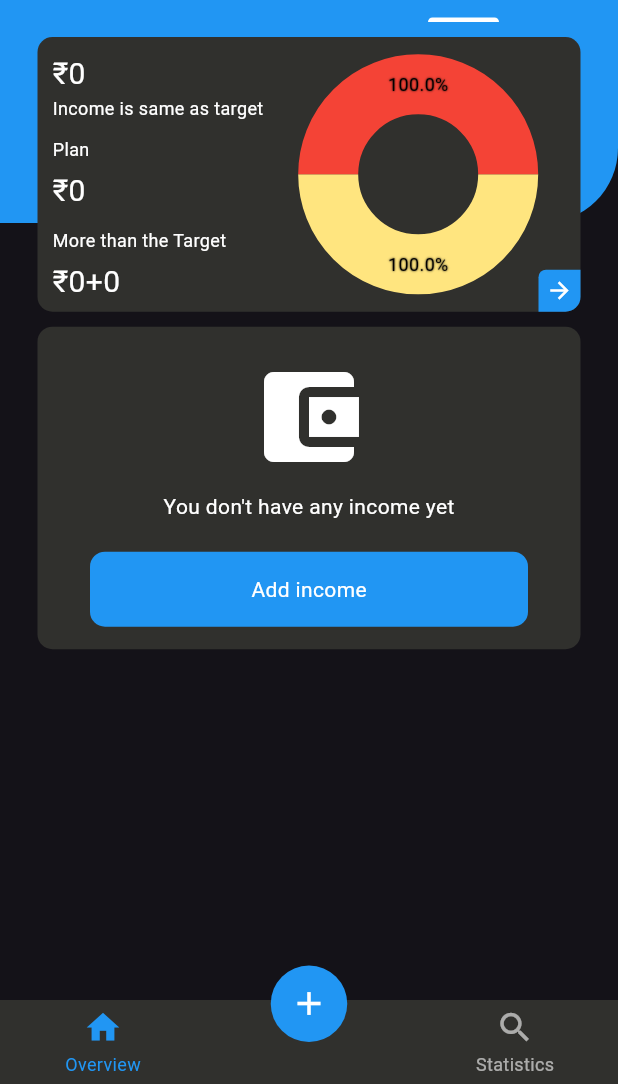
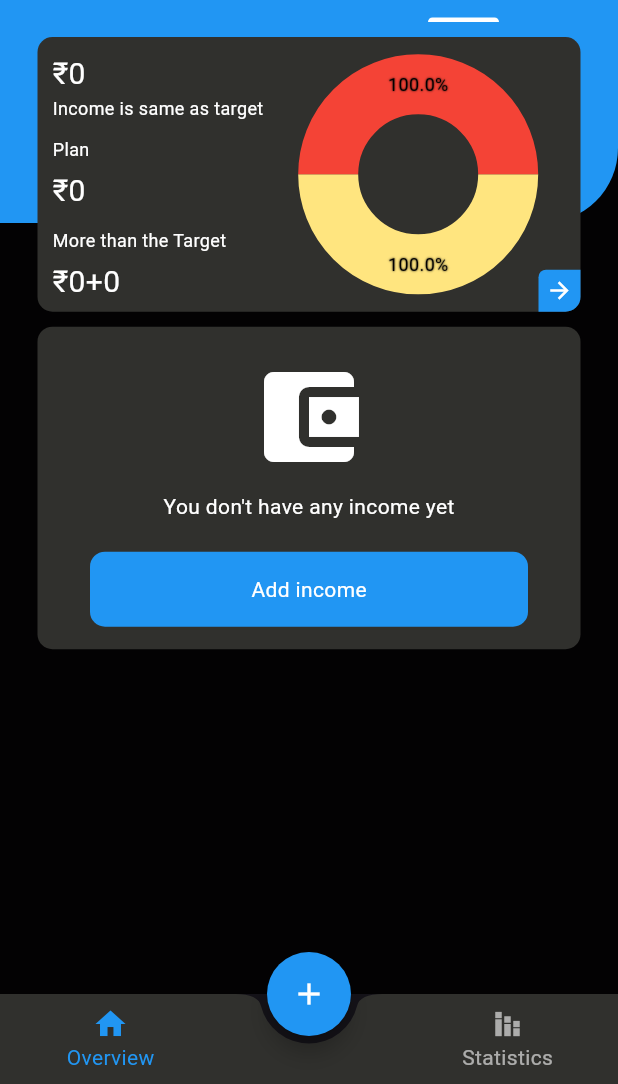
Before and after one commit to HorizoncoreDev/ExpenseManager, a Flutter app: the DashBoard screen opened directly, tab 2 chosen, on a phone screen of 412 x 824 dp, the part 152-1236 px from its top. Run offline on Flutter 3.47's test engine with Material 3 defaults, Android fonts, the phone set to English and light mode, and no system bars; drawn by our look-alikes of fl_chart, persistent_bottom_nav_bar_v2; our stand-ins replace contacts_service, csv, device_info_plus, dropdown_button2, file_picker, firebase_auth and 16 more; missing offline and left inert: googleapis; accounts and stored records are empty.

Commit message:
upgraded libraries & code

```diff
--- a/lib/dashboard/dashboard.dart
+++ b/lib/dashboard/dashboard.dart
@@ -1,10 +1,10 @@
+import 'package:expense_manager/utils/extensions.dart';
 import 'package:expense_manager/utils/global.dart';
 import 'package:expense_manager/utils/helper.dart';
 import 'package:expense_manager/utils/languages/locale_keys.g.dart';
 import 'package:expense_manager/utils/my_shared_preferences.dart';
 import 'package:flutter/material.dart';
 import 'package:get/get.dart';
-import 'package:persistent_bottom_nav_bar_v2/persistent-tab-view.dart';
 
 import '../overview_screen/add_spending/add_spending_screen.dart';
 import '../overview_screen/overview_screen.dart';
@@ -19,20 +19,13 @@ class DashBoard extends StatefulWidget {
 
 class _DashBoardState extends State<DashBoard> {
   final GlobalKey<ScaffoldState> scaffoldKey = GlobalKey<ScaffoldState>();
-  PersistentTabController controller = PersistentTabController(initialIndex: 0);
   bool hideNavBar = false;
   GlobalKey<OverviewScreenState> overviewKey = GlobalKey<OverviewScreenState>();
   GlobalKey<StatisticsScreenState> overviewKey1 =
       GlobalKey<StatisticsScreenState>();
   String userEmail = "", currentUserEmail = "";
-
-  List<Widget> buildScreens() {
-    return [
-      OverviewScreen(key: overviewKey, onAccountUpdate: updateBottomSheet),
-      SizedBox(),
-      StatisticsScreen(key: overviewKey1),
-    ];
-  }
+  int currentPage=0;
+  PageController? pageController;
 
   updateBottomSheet() {
     MySharedPreferences.instance
@@ -54,8 +47,8 @@ class _DashBoardState extends State<DashBoard> {
 
   @override
   void initState() {
-    print(Get.locale!.languageCode);
     super.initState();
+    pageController = PageController(initialPage: currentPage);
     MySharedPreferences.instance
         .getBoolValuesSF(SharedPreferencesKeys.isCategoriesAdded)
         .then((value) {
@@ -101,71 +94,36 @@ class _DashBoardState extends State<DashBoard> {
     });
   }
 
+  void _jumpToPage(int page) {
+    if (pageController!.hasClients) {
+      pageController!.jumpToPage(page);
+      setState(() {
+      });
+    }
+  }
+
+  @override
+  void dispose() {
+    pageController!.dispose();
+    super.dispose();
+  }
+
   @override
   Widget build(BuildContext context) {
     return SafeArea(
       child: Scaffold(
         key: scaffoldKey,
-        bottomNavigationBar: PersistentTabView(
-          context,
-          controller: controller,
-          screens: buildScreens(),
-          items: _navBarsItems(),
-          confineInSafeArea: true,
-          backgroundColor:
-              Helper.getBottomNavigationColor(context).backgroundColor!,
-          handleAndroidBackButtonPress: true,
-          resizeToAvoidBottomInset: true,
-          stateManagement: true,
-          navBarHeight: kBottomNavigationBarHeight,
-          hideNavigationBarWhenKeyboardShows: true,
-          margin: EdgeInsets.zero,
-          popActionScreens: PopActionScreensType.all,
-          // bottomScreenMargin: 50,
-          hideNavigationBar: hideNavBar,
-          popAllScreensOnTapOfSelectedTab: true,
-          navBarStyle: NavBarStyle.style15,
-        ),
-      ),
-    );
-  }
-
-  List<PersistentBottomNavBarItem> _navBarsItems() {
-    return [
-      PersistentBottomNavBarItem(
-        icon: const Icon(Icons.home),
-        title: LocaleKeys.overview.tr,
-        activeColorPrimary:
-            Helper.getBottomNavigationColor(context).selectedItemColor!,
-        inactiveColorPrimary:
-            Helper.getBottomNavigationColor(context).unselectedItemColor!,
-        inactiveColorSecondary: Colors.white,
-      ),
-      PersistentBottomNavBarItem(
-          icon: userEmail!.isNotEmpty
-              ? userEmail == currentUserEmail
-                  ? const Icon(Icons.add)
-                  : const SizedBox()
-              : const Icon(Icons.add),
-          contentPadding: 0,
-          activeColorPrimary: userEmail!.isNotEmpty
-              ? userEmail == currentUserEmail
-                  ? Helper.getMiddleBottomNavBarItem(context)
-                  : Colors.transparent
-              : Helper.getMiddleBottomNavBarItem(context),
-          activeColorSecondary: Helper.getTextColor(context),
-          inactiveColorPrimary: Helper.getTextColor(context),
-          inactiveColorSecondary: Helper.getTextColor(context),
-          onPressed: (contet) {
+        floatingActionButton: FloatingActionButton(
+          onPressed: () {
             if (userEmail == currentUserEmail || userEmail!.isEmpty) {
               Navigator.of(context, rootNavigator: true)
                   .push(
                 MaterialPageRoute(
                     builder: (context) => AddSpendingScreen(
-                          transactionName: AppConstanst.selectedTabIndex == 0
-                              ? AppConstanst.spendingTransactionName
-                              : AppConstanst.incomeTransactionName,
-                        )),
+                      transactionName: AppConstanst.selectedTabIndex == 0
+                          ? AppConstanst.spendingTransactionName
+                          : AppConstanst.incomeTransactionName,
+                    )),
               )
                   .then((value) {
                 if (value != null) {
@@ -179,15 +137,107 @@ class _DashBoardState extends State<DashBoard> {
                 }
               });
             }
-          }),
-      PersistentBottomNavBarItem(
-        icon: Icon(Icons.search),
-        title: (LocaleKeys.statistics.tr),
-        activeColorPrimary:
-            Helper.getBottomNavigationColor(context).selectedItemColor!,
-        inactiveColorPrimary:
-            Helper.getBottomNavigationColor(context).unselectedItemColor!,
+          },
+          backgroundColor: Helper.getMiddleBottomNavBarItem(context),
+          shape:
+              RoundedRectangleBorder(borderRadius: BorderRadius.circular(100)),
+          child: userEmail!.isNotEmpty
+              ? userEmail == currentUserEmail
+                  ?  Icon(
+                      Icons.add,
+                      color: Helper.getTextColor(context),
+                    )
+                  : const SizedBox()
+              :  Icon(
+                  Icons.add,
+                  color:Helper.getTextColor(context),
+                ),
+        ),
+        floatingActionButtonLocation: FloatingActionButtonLocation.centerDocked,
+        bottomNavigationBar: BottomAppBar(
+          padding: const EdgeInsets.symmetric(horizontal: 10),
+          height: 60,
+          color:  Helper.getBottomNavigationColor(context).backgroundColor!,
+          shape: const CircularNotchedRectangle(),
+          notchMargin: 5,
+          child: Row(
+            mainAxisSize: MainAxisSize.max,
+            children: <Widget>[
+              Expanded(
+                child: InkWell(
+              onTap: (){
+                currentPage =0;
+                _jumpToPage(currentPage);
+              },
+                  child: Column(
+                    mainAxisSize: MainAxisSize.min,
+                    children: [
+                      Icon(
+                        Icons.home,
+                        color: currentPage==0?Helper.getBottomNavigationColor(context)
+                            .selectedItemColor!:Helper.getBottomNavigationColor(context)
+                            .unselectedItemColor!,
+                      ),
+                      Text(
+                        LocaleKeys.overview.tr,
+                        style: TextStyle(
+                          color: currentPage==0?Helper.getBottomNavigationColor(context)
+                              .selectedItemColor!:Helper.getBottomNavigationColor(context)
+                              .unselectedItemColor!,
+                        ),
+                      )
+                    ],
+                  ),
+                ),
+              ),
+              SizedBox(width: MediaQuery.of(context).size.width/3 ,),
+              Expanded(
+                child: InkWell(
+                  onTap: (){
+
+                    currentPage =2;
+                    _jumpToPage(currentPage);
+                  },
+                  child: Column(
+                    mainAxisSize: MainAxisSize.min,
+                    children: [
+                      Icon(
+                        Icons.stacked_bar_chart,
+                        color: currentPage==2?Helper.getBottomNavigationColor(context)
+                            .selectedItemColor!:Helper.getBottomNavigationColor(context)
+                            .unselectedItemColor!,
+                      ),
+                      Text(
+                        LocaleKeys.statistics.tr,
+                        style: TextStyle(
+                          color: currentPage==2?Helper.getBottomNavigationColor(context)
+                              .selectedItemColor!:Helper.getBottomNavigationColor(context)
+                              .unselectedItemColor!,
+                        ),
+                      )
+                    ],
+                  ),
+                ),
+              ),
+            ],
+          ),
+        ),
+        body: PageView(
+          controller: pageController,
+          children: buildScreens(),
+        ),
+
       ),
+    );
+  }
+
+  List<Widget> buildScreens() {
+    return [
+      OverviewScreen(key: overviewKey, onAccountUpdate: updateBottomSheet),
+      const SizedBox(),
+      StatisticsScreen(key: overviewKey1),
     ];
   }
+
+
 }
--- a/lib/other_screen/account_detail/account_detail_screen.dart
+++ b/lib/other_screen/account_detail/account_detail_screen.dart
@@ -102,7 +102,7 @@ class _AccountDetailScreenState extends State<AccountDetailScreen> {
         actions: [
           InkWell(
             onTap: () {
-              Navigator.pushReplacement(
+              Navigator.push(
                 context,
                 MaterialPageRoute(
                     builder: (context) => const EditAccountDetailScreen()),
--- a/lib/overview_screen/overview_screen.dart
+++ b/lib/overview_screen/overview_screen.dart
@@ -395,7 +395,6 @@ class OverviewScreenState extends State<OverviewScreen> {
   Widget build(BuildContext context) {
     return PopScope(
       canPop: true,
-      child: SafeArea(
       child: DefaultTabController(
         length: 2,
         child: Scaffold(
@@ -547,7 +546,6 @@ class OverviewScreenState extends State<OverviewScreen> {
               )),
         ),
       ),
-      ),
     );
   }
 
--- a/lib/utils/helper.dart
+++ b/lib/utils/helper.dart
@@ -32,7 +32,7 @@ class Helper {
 
   static Color getBackgroundColor(BuildContext context) {
     ThemeNotifier themeNotifier = Provider.of<ThemeNotifier>(context);
-    return themeNotifier.getTheme().backgroundColor;
+    return themeNotifier.getTheme().dialogBackgroundColor;
   }
 
   static Color getTextColor(BuildContext context) {
@@ -207,6 +207,8 @@ class Helper {
     return themeNotifier.getTheme().bottomNavigationBarTheme;
   }
 
+
+
   static Color getMiddleBottomNavBarItem(BuildContext context) {
     ThemeNotifier themeNotifier = Provider.of<ThemeNotifier>(context);
     return themeNotifier.getTheme().canvasColor;
--- a/lib/utils/theme_notifier.dart
+++ b/lib/utils/theme_notifier.dart
@@ -18,12 +18,13 @@ class ThemeNotifier with ChangeNotifier {
       primarySwatch: Colors.blue,
       primaryColor: Colors.blue,
       brightness: Brightness.dark,
-      backgroundColor: Colors.black87,
+      dialogBackgroundColor: Colors.black87,
       hintColor: Colors.white,
       cardColor: const Color(0xff30302d),
       dividerColor: const Color(0xff30302d),
       canvasColor: Colors.blue,
       disabledColor: Colors.amberAccent.shade100,
+      hoverColor:Colors.blue,
       bottomNavigationBarTheme: const BottomNavigationBarThemeData(
         backgroundColor: Color(0xff30302d),
         selectedItemColor: Colors.blue,
@@ -34,12 +35,14 @@ class ThemeNotifier with ChangeNotifier {
       primarySwatch: Colors.blue,
       primaryColor: Colors.blue,
       brightness: Brightness.light,
-      backgroundColor: Colors.white60,
+      dialogBackgroundColor: Colors.white60,
       hintColor: Colors.black,
       disabledColor: Colors.amberAccent.shade400,
       canvasColor: const Color(0xffdadae0),
       cardColor: const Color(0xffe4e5e9),
       dividerColor: const Color(0xffe4e5e9),
+
+      hoverColor: Color(0xff30302d),
       bottomNavigationBarTheme: const BottomNavigationBarThemeData(
           backgroundColor: Colors.blue,
           selectedItemColor: Colors.white,
```
Also changed, not shown: lib/budget/budget_screen.dart (+8 -13 lines), lib/intro_screen/intro_screen.dart (+7 -12 lines), lib/other_screen/edit_account_detail/edit_account_detail_screen.dart (+5 -15 lines), lib/other_screen/family_account/add_account_screen.dart (+6 -6 lines), lib/overview_screen/add_spending/add_spending_screen.dart (+13 -13 lines), lib/overview_screen/edit_spending/edit_spending_screen.dart (+1 -45 lines), pubspec.yaml (+17 -30 lines), pubspec.lock, 3 other files. Lines whose indentation alone changed are shown as unchanged.
